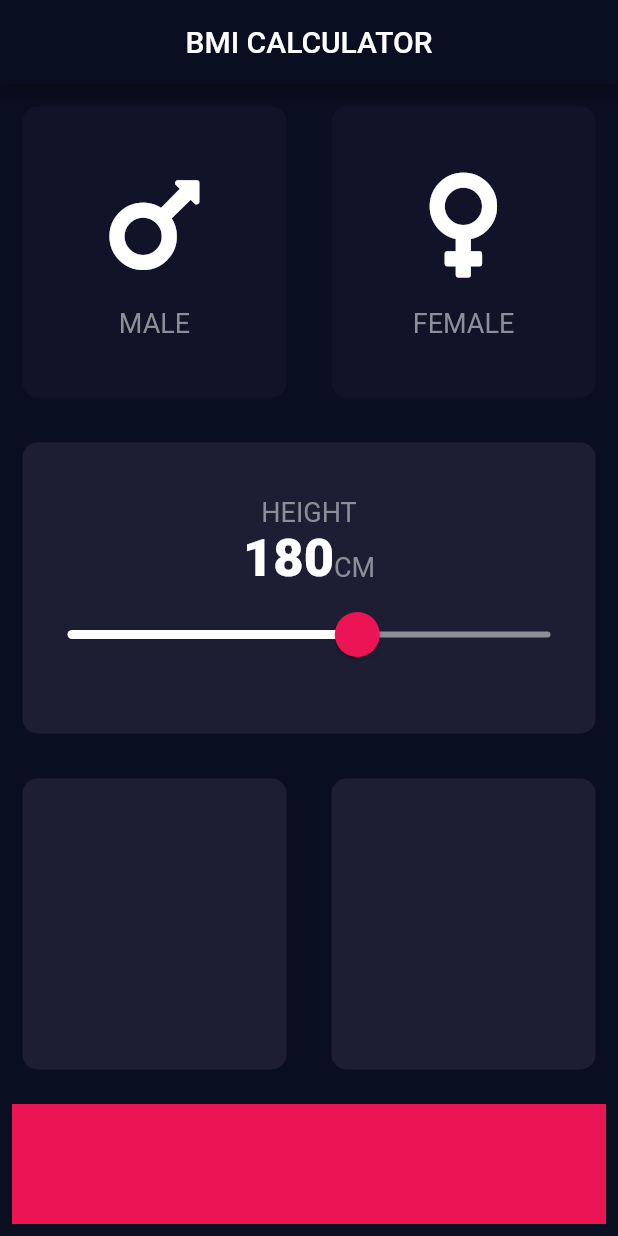
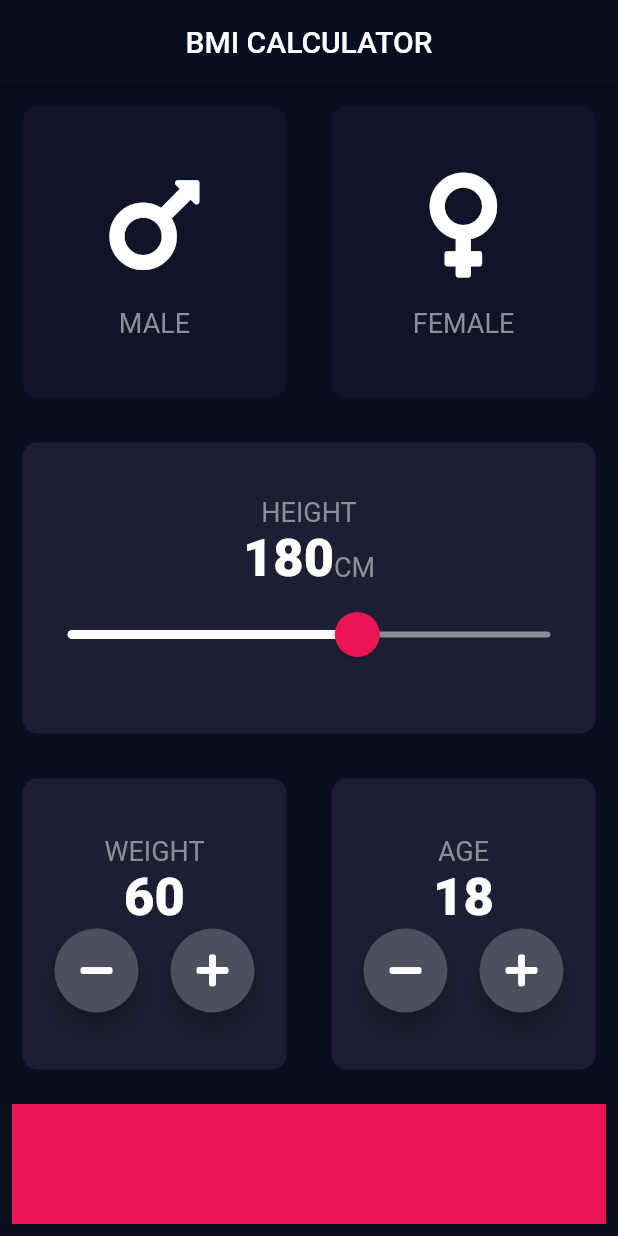
Before and after one commit to razvanfulea/flutter-learning, a Flutter app: the screen it shows after launch, on a phone screen of 412 x 824 dp. Run offline on Flutter 3.47's test engine with Material 2 defaults, Android fonts, the phone set to English and light mode, and no system bars; our stand-ins replace audioplayers, font_awesome_flutter.

```diff
--- a/flutter_learning_7_building_ui/lib/input_page.dart
+++ b/flutter_learning_7_building_ui/lib/input_page.dart
@@ -19,6 +19,8 @@ class InputPage extends StatefulWidget {
 class _InputPageState extends State<InputPage> {
   Gender selectedGender;
   int height = 180;
+  int weight = 60;
+  int age = 18;
 
   @override
   Widget build(BuildContext context) {
@@ -109,10 +111,70 @@ class _InputPageState extends State<InputPage> {
               child: Row(
                 children: [
                   Expanded(
-                    child: ReusableCard(color: ACTIVE_CARD_COLOR),
+                    child: ReusableCard(
+                      color: ACTIVE_CARD_COLOR,
+                      cardChild: Column(
+                        mainAxisAlignment: MainAxisAlignment.center,
+                        children: [
+                          Text('WEIGHT', style: LABEL_TEXT_STYLE),
+                          Text(weight.toString(), style: NUMBER_TEXT_STYLE),
+                          Row(
+                            mainAxisAlignment: MainAxisAlignment.spaceEvenly,
+                            children: [
+                              RoundIconButton(
+                                icon: FontAwesomeIcons.minus,
+                                onPressed: () {
+                                  setState(() {
+                                    weight--;
+                                  });
+                                },
+                              ),
+                              RoundIconButton(
+                                icon: FontAwesomeIcons.plus,
+                                onPressed: () {
+                                  setState(() {
+                                    weight++;
+                                  });
+                                },
+                              ),
+                            ],
+                          ),
+                        ],
+                      ),
+                    ),
                   ),
                   Expanded(
-                    child: ReusableCard(color: ACTIVE_CARD_COLOR),
+                    child: ReusableCard(
+                      color: ACTIVE_CARD_COLOR,
+                      cardChild: Column(
+                        mainAxisAlignment: MainAxisAlignment.center,
+                        children: [
+                          Text('AGE', style: LABEL_TEXT_STYLE),
+                          Text(age.toString(), style: NUMBER_TEXT_STYLE),
+                          Row(
+                            mainAxisAlignment: MainAxisAlignment.spaceEvenly,
+                            children: [
+                              RoundIconButton(
+                                icon: FontAwesomeIcons.minus,
+                                onPressed: () {
+                                  setState(() {
+                                    age--;
+                                  });
+                                },
+                              ),
+                              RoundIconButton(
+                                icon: FontAwesomeIcons.plus,
+                                onPressed: () {
+                                  setState(() {
+                                    age++;
+                                  });
+                                },
+                              ),
+                            ],
+                          ),
+                        ],
+                      ),
+                    ),
                   ),
                 ],
               ),
@@ -127,3 +189,25 @@ class _InputPageState extends State<InputPage> {
         ));
   }
 }
+
+class RoundIconButton extends StatelessWidget {
+  final IconData icon;
+  final Function onPressed;
+
+  RoundIconButton({@required this.icon, @required this.onPressed});
+
+  @override
+  Widget build(BuildContext context) {
+    return RawMaterialButton(
+      onPressed: onPressed,
+      constraints: BoxConstraints.tightFor(
+        width: 56.0,
+        height: 56.0,
+      ),
+      elevation: 6.0,
+      shape: CircleBorder(),
+      fillColor: Color(0xFF4C4F5E),
+      child: Icon(icon),
+    );
+  }
+}
```
